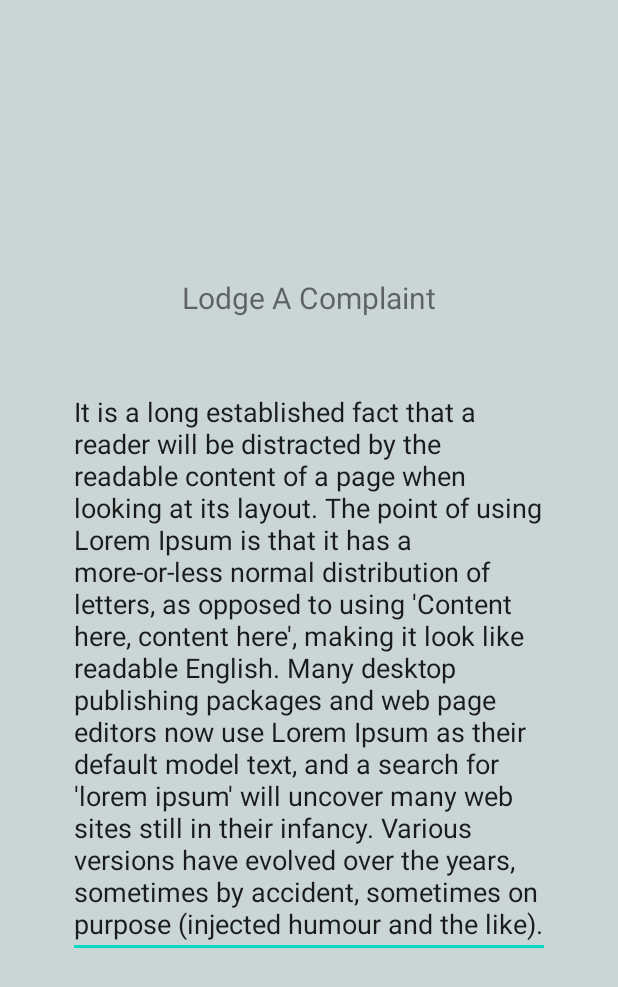
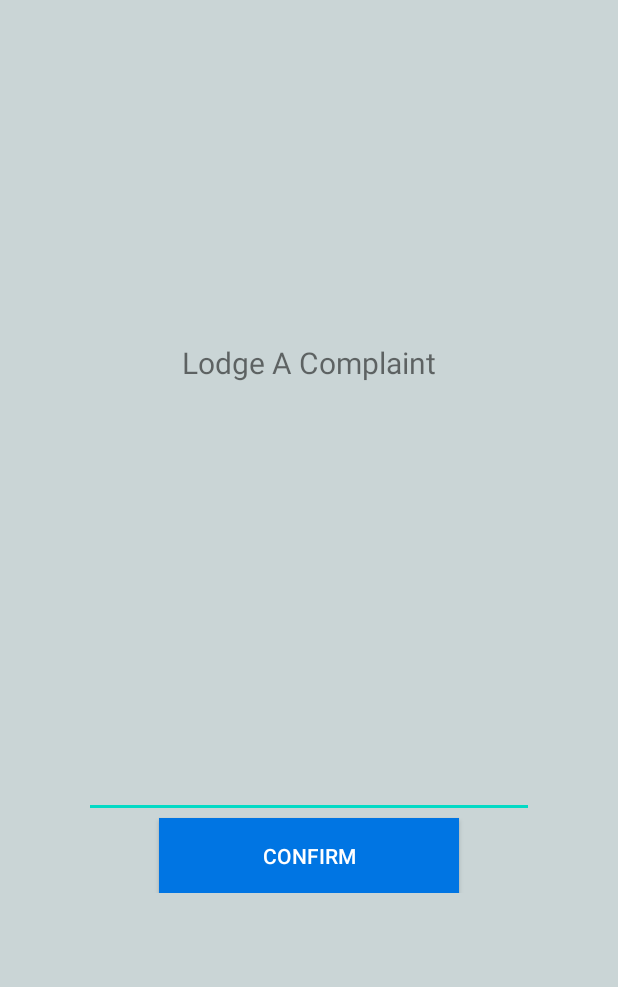
Before and after one commit to strydhr/pasarclient, an Android app: the layout popup_lodge_complaint.xml on its own in the app's theme, with its tools: preview values and no code run, on a phone screen of 412 x 824 dp. Shown: the top 987 px of the screen. Run offline under Robolectric (Android 15) with nearby library versions, the phone set to English and light mode, and no system bars.

Commit message:
change to my lodge row item

```diff
--- a/app/src/main/java/com/strydhr/thepasar/Model/Product.kt
+++ b/app/src/main/java/com/strydhr/thepasar/Model/Product.kt
@@ -89,7 +89,7 @@ data class Receipts(
 data class ReceiptDocument(
     var documentId:String? = null,
     var receipt:Receipts? = null
-) : (OrderDocument) -> Unit
+)
 
 data class Complaint(
     var items:ArrayList<itemPurchasing>? = null,
--- a/app/src/main/res/layout/popup_lodge_complaint.xml
+++ b/app/src/main/res/layout/popup_lodge_complaint.xml
@@ -24,12 +24,19 @@
 
         <EditText
             android:id="@+id/lodge_complaint"
-            android:layout_width="wrap_content"
-            android:layout_height="wrap_content"
+            android:layout_width="300dp"
+            android:layout_height="250dp"
             android:layout_below="@id/order_rejected_title"
-            android:layout_marginTop="40dp"
-            android:text="It is a long established fact that a reader will be distracted by the readable content of a page when looking at its layout. The point of using Lorem Ipsum is that it has a more-or-less normal distribution of letters, as opposed to using 'Content here, content here', making it look like readable English. Many desktop publishing packages and web page editors now use Lorem Ipsum as their default model text, and a search for 'lorem ipsum' will uncover many web sites still in their infancy. Various versions have evolved over the years, sometimes by accident, sometimes on purpose (injected humour and the like)."/>
-
+            android:layout_marginTop="40dp"/>
+        <Button
+            android:id="@+id/lodge_confirmBtn"
+            android:layout_width="200dp"
+            android:layout_height="50dp"
+            android:layout_below="@id/lodge_complaint"
+            android:layout_centerHorizontal="true"
+            android:text="Confirm"
+            android:textColor="@color/white"
+            android:background="@color/blueBtn"/>
 
     </RelativeLayout>
 
```
Also changed, not shown: app/src/main/java/com/strydhr/thepasar/Adapters/HistoryAdapter.kt (+13 -4 lines), app/src/main/java/com/strydhr/thepasar/Controller/Fragments/View/PopupLodgeComplaint.kt (+28 -0 lines).
